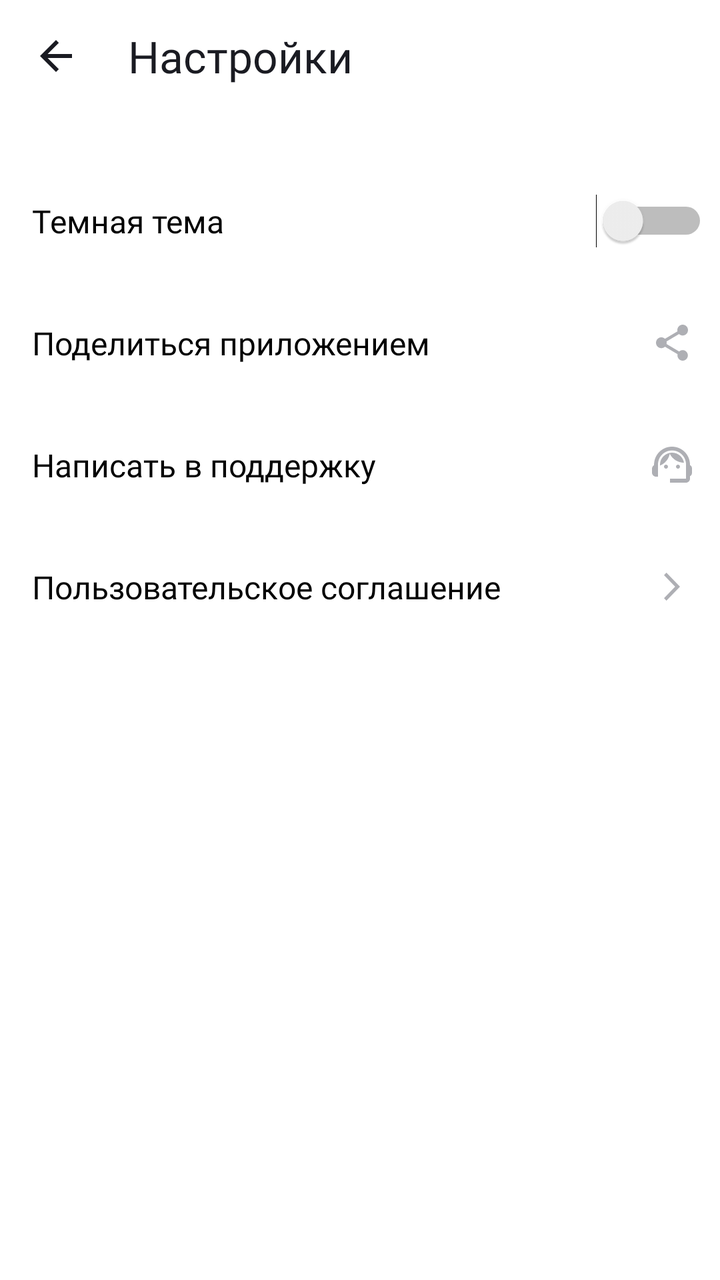
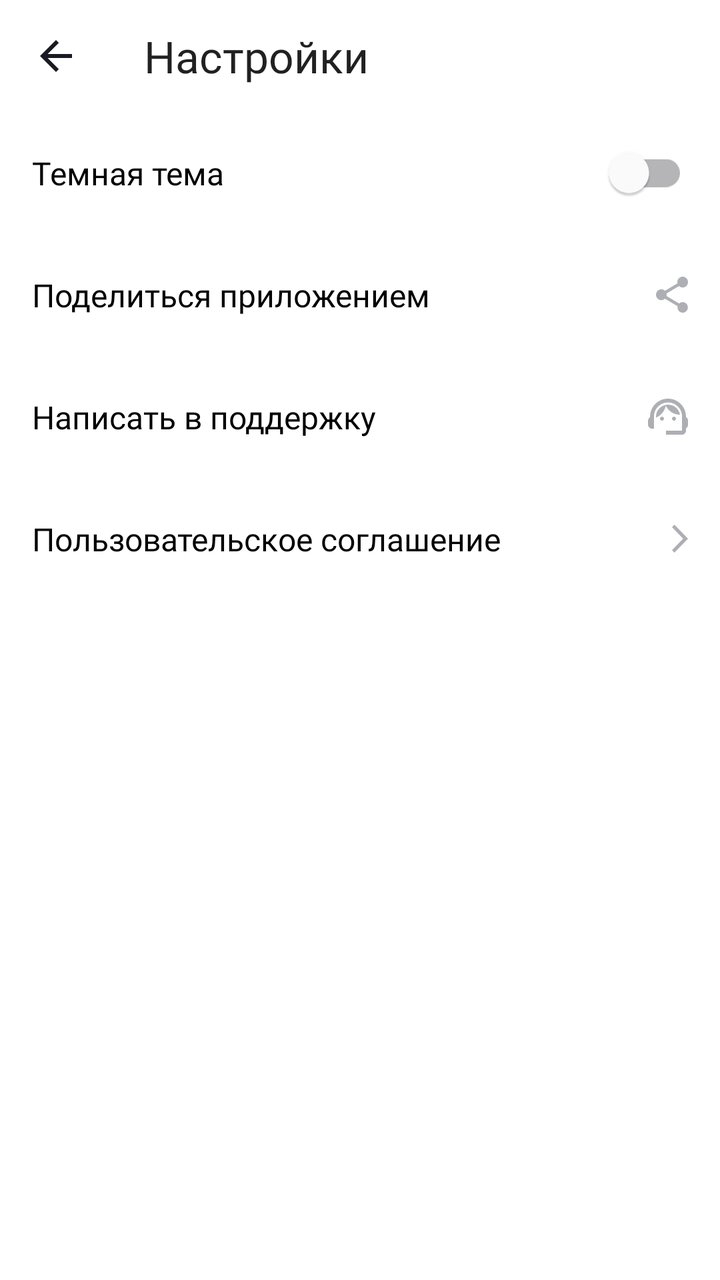

Compare the two renders of this Android layout. The source of the first and the diff that turns it into the second are given below.
<!-- AndroidManifest.xml: application theme Theme.PlaylistMaker -->
<!-- res/layout/activity_settings.xml -->
<?xml version="1.0" encoding="utf-8"?>
<LinearLayout xmlns:android="http://schemas.android.com/apk/res/android"
    xmlns:app="http://schemas.android.com/apk/res-auto"
    android:id="@+id/main"
    style="@style/SetSerBack"
    android:orientation="vertical">

    <LinearLayout
        android:layout_width="match_parent"
        android:layout_height="56dp"
        android:gravity="center_vertical"
        android:layout_marginBottom="24dp">

        <ImageView
            android:id="@+id/arrowBack"
            style="@style/ArrowThemeActivity"
            android:src="@drawable/ic_arrow_back_48"/>

        <TextView
            style="@style/TextThemeActivity"
            android:text="@string/setting"/>

    </LinearLayout>

    <FrameLayout
        android:layout_width="match_parent"
        android:layout_height="@dimen/set_height">

        <TextView
            style="@style/SettingActivityTextRev"
            android:text="@string/night"/>

        <Switch
            android:layout_width="56dp"
            android:layout_height="48dp"
            android:layout_gravity="center_vertical|end"
            android:switchMinWidth="56dp"
            android:layout_marginEnd="6dp"
            app:thumbTint="@color/switch_thumb"
            app:trackTint="@color/switch_track"/>

    </FrameLayout>

    <FrameLayout
        android:id="@+id/share"
        android:layout_width="match_parent"
        android:layout_height="@dimen/set_height"
        android:clickable="true">

        <TextView
            style="@style/SettingActivityTextRev"
            android:text="@string/share"/>

        <ImageView
            style="@style/SettingActivityIconRev"
            android:src="@drawable/ic_share_24"/>

    </FrameLayout>

    <FrameLayout
        android:id="@+id/support"
        android:layout_width="match_parent"
        android:layout_height="@dimen/set_height"
        android:clickable="true">

        <TextView
            style="@style/SettingActivityTextRev"
            android:text="@string/help"/>

        <ImageView
            style="@style/SettingActivityIconRev"
            android:src="@drawable/ic_support_24"/>

    </FrameLayout>

    <FrameLayout
        android:id="@+id/doc"
        android:layout_width="match_parent"
        android:layout_height="@dimen/set_height"
        android:clickable="true">

        <TextView
            style="@style/SettingActivityTextRev"
            android:text="@string/doc"/>

        <ImageView
            style="@style/SettingActivityIconRev"
            android:src="@drawable/ic_arrow_forward_24"/>

    </FrameLayout>

</LinearLayout>
<!-- resources referenced by this layout -->
<resources>
  <color name="switch_thumb">#76EAE0</color>
  <color name="switch_track">#00D6C3</color>
  <dimen name="set_height">61dp</dimen>
  <!-- drawable ic_arrow_back_48 (drawable) -->
  <vector xmlns:android="http://schemas.android.com/apk/res/android"
      android:width="16dp"
      android:height="16dp"
      android:viewportWidth="16"
      android:viewportHeight="16">
    <path
        android:pathData="M16,7H3.83L9.42,1.41L8,0L0,8L8,16L9.41,14.59L3.83,9H16V7Z"
        android:fillColor="#1A1B22"/>
  </vector>
  <string name="doc">Пользовательское соглашение</string>
  <string name="help">Написать в поддержку</string>
  <string name="night">Темная тема</string>
  <string name="setting">Настройки</string>
  <string name="share">Поделиться приложением</string>
  <style name="ArrowThemeActivity">
          <item name="android:layout_width">48dp</item>
          <item name="android:layout_height">48dp</item>
          <item name="tint">@color/theme_text_activity</item>
          <item name="android:layout_marginStart">4dp</item>
          <item name="android:scaleType">center</item>
          <item name="android:layout_gravity">center</item>
          <item name="android:clickable">true</item>
      </style>
  <style name="SetSerBack">
          <item name="android:layout_width">match_parent</item>
          <item name="android:layout_height">match_parent</item>
          <item name="android:background">@color/set_sear_back_activity</item>
          <item name="android:orientation">vertical</item>
      </style>
  <style name="SettingActivityIconRev">
          <item name="android:layout_width">@dimen/set_icon_size</item>
          <item name="android:layout_height">@dimen/set_icon_size</item>
          <item name="android:layout_gravity">center_vertical|end</item>
          <item name="android:layout_marginEnd">@dimen/set_icon_marg_end</item>
          <item name="tint">@color/set_icon_rev</item>
          <item name="android:scaleType">center</item>
      </style>
  <style name="SettingActivityTextRev">
          <item name="android:layout_width">wrap_content</item>
          <item name="android:layout_height">wrap_content</item>
          <item name="android:layout_gravity">center_vertical|start</item>
          <item name="android:layout_marginStart">@dimen/set_marg_left</item>
          <item name="android:textColor">@color/set_text_rev</item>
          <item name="android:textSize">@dimen/set_size</item>
          <item name="android:fontFamily">@font/ys_display_regular</item>
          <item name="android:textFontWeight">400</item>
      </style>
  <style name="TextThemeActivity">
          <item name="android:layout_width">wrap_content</item>
          <item name="android:layout_height">wrap_content</item>
          <item name="android:textColor">@color/theme_text_activity</item>
          <item name="android:textSize">@dimen/main_size</item>
          <item name="android:layout_marginStart">12dp</item>
          <item name="android:fontFamily">@font/ys_display_medium</item>
          <item name="android:textFontWeight">500</item>
      </style>
  <style name="Theme.PlaylistMaker" parent="Base.Theme.PlaylistMaker">
          <item name="colorSurface">@color/white</item>
          <item name="colorOnSurface">@color/YP_Black</item>
          <item name="android:forceDarkAllowed">false</item>
      </style>
  <color name="theme_text_activity">#1A1B22</color>
  <color name="set_sear_back_activity">#FFFFFF</color>
  <dimen name="set_icon_size">24dp</dimen>
  <dimen name="set_icon_marg_end">12dp</dimen>
  <color name="set_icon_rev">#AEAFB4</color>
  <dimen name="set_marg_left">16dp</dimen>
  <color name="set_text_rev">#000000</color>
  <dimen name="set_size">16sp</dimen>
  <dimen name="main_size">22sp</dimen>
  <style name="Base.Theme.PlaylistMaker" parent="Theme.MaterialComponents.DayNight.NoActionBar">
      </style>
  <color name="white">#FFFFFF</color>
  <color name="YP_Black">#1A1B22</color>
  <!-- unchanged entries left out for length: 3 -->
</resources>

<!-- the commit's change to res/layout/activity_settings.xml (unified diff, before → after) -->
@@ -5,88 +5,46 @@
     style="@style/SetSerBack"
     android:orientation="vertical">
 
-    <LinearLayout
+    <com.google.android.material.appbar.MaterialToolbar
+        android:id="@+id/toolbar"
         android:layout_width="match_parent"
         android:layout_height="56dp"
+        app:title="@string/setting"
+        app:titleTextAppearance="@style/Toolbar"
+        app:navigationIcon="@drawable/ic_arrow_back_24"
+        app:navigationIconTint="@color/theme_text_activity"
+        />
+
+    <com.google.android.material.switchmaterial.SwitchMaterial
+        android:layout_width="match_parent"
+        android:layout_height="61dp"
         android:gravity="center_vertical"
-        android:layout_marginBottom="24dp">
+        android:paddingHorizontal="16dp"
+        android:text="@string/dark_theme"
+        android:textSize="16sp"
+        android:fontFamily="@font/ys_display_regular"
+        android:textFontWeight="400"
+        android:textColor="@color/set_text_rev"/>
 
-        <ImageView
-            android:id="@+id/arrowBack"
-            style="@style/ArrowThemeActivity"
-            android:src="@drawable/ic_arrow_back_48"/>
+    <com.google.android.material.textview.MaterialTextView
+        android:id="@+id/share"
+        style="@style/SettingMaterialView"
+        android:drawableEnd="@drawable/ic_share_24"
+        android:text="@string/share"
+        />
 
-        <TextView
-            style="@style/TextThemeActivity"
-            android:text="@string/setting"/>
+    <com.google.android.material.textview.MaterialTextView
+        android:id="@+id/support"
+        style="@style/SettingMaterialView"
+        android:drawableEnd="@drawable/ic_support_24"
+        android:text="@string/support"
+        />
 
-    </LinearLayout>
-
-    <FrameLayout
-        android:layout_width="match_parent"
-        android:layout_height="@dimen/set_height">
-
-        <TextView
-            style="@style/SettingActivityTextRev"
-            android:text="@string/night"/>
-
-        <Switch
-            android:layout_width="56dp"
-            android:layout_height="48dp"
-            android:layout_gravity="center_vertical|end"
-            android:switchMinWidth="56dp"
-            android:layout_marginEnd="6dp"
-            app:thumbTint="@color/switch_thumb"
-            app:trackTint="@color/switch_track"/>
-
-    </FrameLayout>
-
-    <FrameLayout
-        android:id="@+id/share"
-        android:layout_width="match_parent"
-        android:layout_height="@dimen/set_height"
-        android:clickable="true">
-
-        <TextView
-            style="@style/SettingActivityTextRev"
-            android:text="@string/share"/>
-
-        <ImageView
-            style="@style/SettingActivityIconRev"
-            android:src="@drawable/ic_share_24"/>
-
-    </FrameLayout>
-
-    <FrameLayout
-        android:id="@+id/support"
-        android:layout_width="match_parent"
-        android:layout_height="@dimen/set_height"
-        android:clickable="true">
-
-        <TextView
-            style="@style/SettingActivityTextRev"
-            android:text="@string/help"/>
-
-        <ImageView
-            style="@style/SettingActivityIconRev"
-            android:src="@drawable/ic_support_24"/>
-
-    </FrameLayout>
-
-    <FrameLayout
+    <com.google.android.material.textview.MaterialTextView
         android:id="@+id/doc"
-        android:layout_width="match_parent"
-        android:layout_height="@dimen/set_height"
-        android:clickable="true">
-
-        <TextView
-            style="@style/SettingActivityTextRev"
-            android:text="@string/doc"/>
-
-        <ImageView
-            style="@style/SettingActivityIconRev"
-            android:src="@drawable/ic_arrow_forward_24"/>
-
-    </FrameLayout>
+        style="@style/SettingMaterialView"
+        android:drawableEnd="@drawable/ic_arrow_forward_24"
+        android:text="@string/doc"
+        />
 
 </LinearLayout>
<!-- resource entries referenced after the edit -->
@@ -1,9 +1,39 @@
 <!-- resources referenced by this layout -->
 <resources>
-  <color name="switch_thumb">#76EAE0</color>
-  <color name="switch_track">#00D6C3</color>
-  <dimen name="set_height">61dp</dimen>
-  <!-- drawable ic_arrow_back_48 (drawable) -->
+  <string name="doc">Пользовательское соглашение</string>
+  <string name="setting">Настройки</string>
+  <string name="share">Поделиться приложением</string>
+  <string name="support">Написать в поддержку</string>
+  <style name="SetSerBack">
+          <item name="android:layout_width">match_parent</item>
+          <item name="android:layout_height">match_parent</item>
+          <item name="android:background">@color/set_sear_back_activity</item>
+          <item name="android:orientation">vertical</item>
+      </style>
+  <style name="SettingMaterialView">
+          <item name="android:layout_width">match_parent</item>
+          <item name="android:layout_height">61dp</item>
+          <item name="android:gravity">center_vertical</item>
+          <item name="android:paddingHorizontal">16dp</item>
+          <item name="android:textSize">16sp</item>
+          <item name="android:fontFamily">@font/ys_display_regular</item>
+          <item name="android:textFontWeight">400</item>
+          <item name="android:textColor">@color/set_text_rev</item>
+          <item name="android:drawableTint">@color/set_icon_rev</item>
+      </style>
+  <style name="Toolbar">
+          <item name="fontFamily">@font/ys_display_medium</item>
+          <item name="android:textColor">@color/theme_text_activity</item>
+          <item name="android:textFontWeight">500</item>
+          <item name="android:textSize">@dimen/main_size</item>
+      </style>
+  <style name="Theme.PlaylistMaker" parent="Base.Theme.PlaylistMaker">
+          <item name="colorSurface">@color/white</item>
+          <item name="colorOnSurface">@color/YP_Black</item>
+          <item name="android:forceDarkAllowed">false</item>
+      </style>
+  <color name="theme_text_activity">#1A1B22</color>
+  <!-- drawable ic_arrow_back_24 (drawable) -->
   <vector xmlns:android="http://schemas.android.com/apk/res/android"
       android:width="16dp"
       android:height="16dp"
@@ -13,66 +43,10 @@
         android:pathData="M16,7H3.83L9.42,1.41L8,0L0,8L8,16L9.41,14.59L3.83,9H16V7Z"
         android:fillColor="#1A1B22"/>
   </vector>
-  <string name="doc">Пользовательское соглашение</string>
-  <string name="help">Написать в поддержку</string>
-  <string name="night">Темная тема</string>
-  <string name="setting">Настройки</string>
-  <string name="share">Поделиться приложением</string>
-  <style name="ArrowThemeActivity">
-          <item name="android:layout_width">48dp</item>
-          <item name="android:layout_height">48dp</item>
-          <item name="tint">@color/theme_text_activity</item>
-          <item name="android:layout_marginStart">4dp</item>
-          <item name="android:scaleType">center</item>
-          <item name="android:layout_gravity">center</item>
-          <item name="android:clickable">true</item>
-      </style>
-  <style name="SetSerBack">
-          <item name="android:layout_width">match_parent</item>
-          <item name="android:layout_height">match_parent</item>
-          <item name="android:background">@color/set_sear_back_activity</item>
-          <item name="android:orientation">vertical</item>
-      </style>
-  <style name="SettingActivityIconRev">
-          <item name="android:layout_width">@dimen/set_icon_size</item>
-          <item name="android:layout_height">@dimen/set_icon_size</item>
-          <item name="android:layout_gravity">center_vertical|end</item>
-          <item name="android:layout_marginEnd">@dimen/set_icon_marg_end</item>
-          <item name="tint">@color/set_icon_rev</item>
-          <item name="android:scaleType">center</item>
-      </style>
-  <style name="SettingActivityTextRev">
-          <item name="android:layout_width">wrap_content</item>
-          <item name="android:layout_height">wrap_content</item>
-          <item name="android:layout_gravity">center_vertical|start</item>
-          <item name="android:layout_marginStart">@dimen/set_marg_left</item>
-          <item name="android:textColor">@color/set_text_rev</item>
-          <item name="android:textSize">@dimen/set_size</item>
-          <item name="android:fontFamily">@font/ys_display_regular</item>
-          <item name="android:textFontWeight">400</item>
-      </style>
-  <style name="TextThemeActivity">
-          <item name="android:layout_width">wrap_content</item>
-          <item name="android:layout_height">wrap_content</item>
-          <item name="android:textColor">@color/theme_text_activity</item>
-          <item name="android:textSize">@dimen/main_size</item>
-          <item name="android:layout_marginStart">12dp</item>
-          <item name="android:fontFamily">@font/ys_display_medium</item>
-          <item name="android:textFontWeight">500</item>
-      </style>
-  <style name="Theme.PlaylistMaker" parent="Base.Theme.PlaylistMaker">
-          <item name="colorSurface">@color/white</item>
-          <item name="colorOnSurface">@color/YP_Black</item>
-          <item name="android:forceDarkAllowed">false</item>
-      </style>
-  <color name="theme_text_activity">#1A1B22</color>
+  <string name="dark_theme">Темная тема</string>
   <color name="set_sear_back_activity">#FFFFFF</color>
-  <dimen name="set_icon_size">24dp</dimen>
-  <dimen name="set_icon_marg_end">12dp</dimen>
   <color name="set_icon_rev">#AEAFB4</color>
-  <dimen name="set_marg_left">16dp</dimen>
   <color name="set_text_rev">#000000</color>
-  <dimen name="set_size">16sp</dimen>
   <dimen name="main_size">22sp</dimen>
   <style name="Base.Theme.PlaylistMaker" parent="Theme.MaterialComponents.DayNight.NoActionBar">
       </style>
